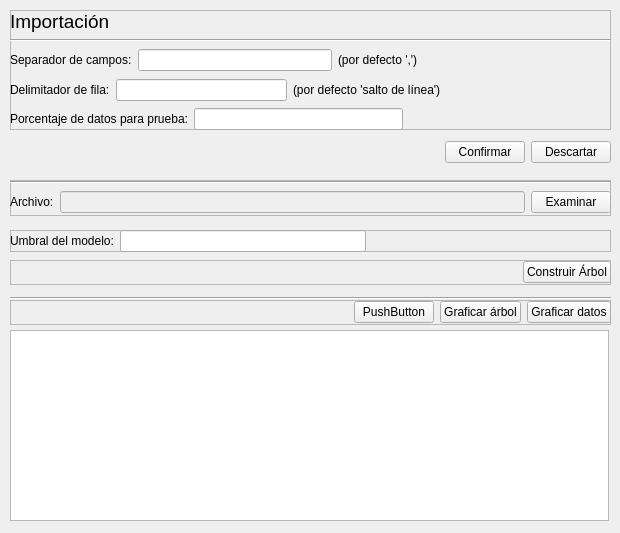
The window that views/mainwindow.ui (Volderpayoda/python-gui) describes before a commit, drawn with Qt 5.
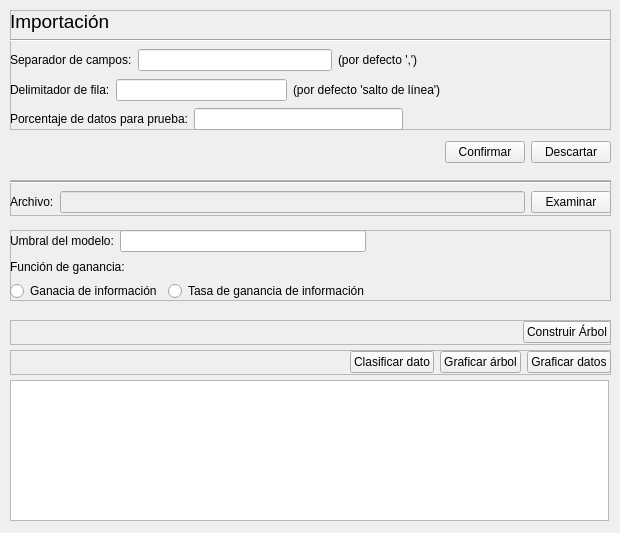
The same window after the commit.

The edit to the form file:
```diff
--- a/views/mainwindow.ui
+++ b/views/mainwindow.ui
@@ -173,9 +173,9 @@
     <property name="geometry">
      <rect>
       <x>10</x>
-      <y>330</y>
+      <y>380</y>
       <width>599</width>
-      <height>191</height>
+      <height>141</height>
      </rect>
     </property>
    </widget>
@@ -254,7 +254,7 @@
       <x>10</x>
       <y>230</y>
       <width>601</width>
-      <height>22</height>
+      <height>71</height>
      </rect>
     </property>
     <property name="frameShape">
@@ -263,15 +263,17 @@
     <property name="frameShadow">
      <enum>QFrame::Raised</enum>
     </property>
-    <widget class="QWidget" name="layoutWidget">
+    <widget class="QWidget" name="">
      <property name="geometry">
       <rect>
        <x>0</x>
        <y>0</y>
        <width>601</width>
-       <height>22</height>
+       <height>71</height>
       </rect>
      </property>
+     <layout class="QVBoxLayout" name="verticalLayout">
+      <item>
      <layout class="QHBoxLayout" name="thresholdLayout">
       <item>
        <widget class="QLabel" name="thresholdLabel">
@@ -297,6 +299,46 @@
        </spacer>
       </item>
      </layout>
+      </item>
+      <item>
+       <widget class="QLabel" name="label">
+        <property name="text">
+         <string>Función de ganancia:</string>
+        </property>
+       </widget>
+      </item>
+      <item>
+       <layout class="QHBoxLayout" name="horizontalLayout_3">
+        <item>
+         <widget class="QRadioButton" name="gainRadioButton">
+          <property name="text">
+           <string>Ganacia de información</string>
+          </property>
+         </widget>
+        </item>
+        <item>
+         <widget class="QRadioButton" name="gainRatioRadioButton">
+          <property name="text">
+           <string>Tasa de ganancia de información</string>
+          </property>
+         </widget>
+        </item>
+        <item>
+         <spacer name="horizontalSpacer_8">
+          <property name="orientation">
+           <enum>Qt::Horizontal</enum>
+          </property>
+          <property name="sizeHint" stdset="0">
+           <size>
+            <width>40</width>
+            <height>20</height>
+           </size>
+          </property>
+         </spacer>
+        </item>
+       </layout>
+      </item>
+     </layout>
     </widget>
    </widget>
    <widget class="QWidget" name="layoutWidget">
@@ -342,7 +384,7 @@
     <property name="geometry">
      <rect>
       <x>10</x>
-      <y>260</y>
+      <y>320</y>
       <width>601</width>
       <height>25</height>
      </rect>
@@ -389,24 +431,11 @@
      </layout>
     </widget>
    </widget>
-   <widget class="Line" name="line_2">
-    <property name="geometry">
-     <rect>
-      <x>10</x>
-      <y>290</y>
-      <width>601</width>
-      <height>16</height>
-     </rect>
-    </property>
-    <property name="orientation">
-     <enum>Qt::Horizontal</enum>
-    </property>
-   </widget>
    <widget class="QFrame" name="treeOptionsFrame">
     <property name="geometry">
      <rect>
       <x>10</x>
-      <y>300</y>
+      <y>350</y>
       <width>601</width>
       <height>25</height>
      </rect>
@@ -417,7 +446,7 @@
     <property name="frameShadow">
      <enum>QFrame::Raised</enum>
     </property>
-    <widget class="QWidget" name="">
+    <widget class="QWidget" name="layoutWidget">
      <property name="geometry">
       <rect>
        <x>0</x>
@@ -443,7 +472,7 @@
       <item>
        <widget class="QPushButton" name="pushButton_3">
         <property name="text">
-         <string>PushButton</string>
+         <string>Clasificar dato</string>
         </property>
        </widget>
       </item>
```
Left out of the diff: 16 changed lines with no effect on the pictures. Lines whose indentation alone changed are shown as unchanged.
